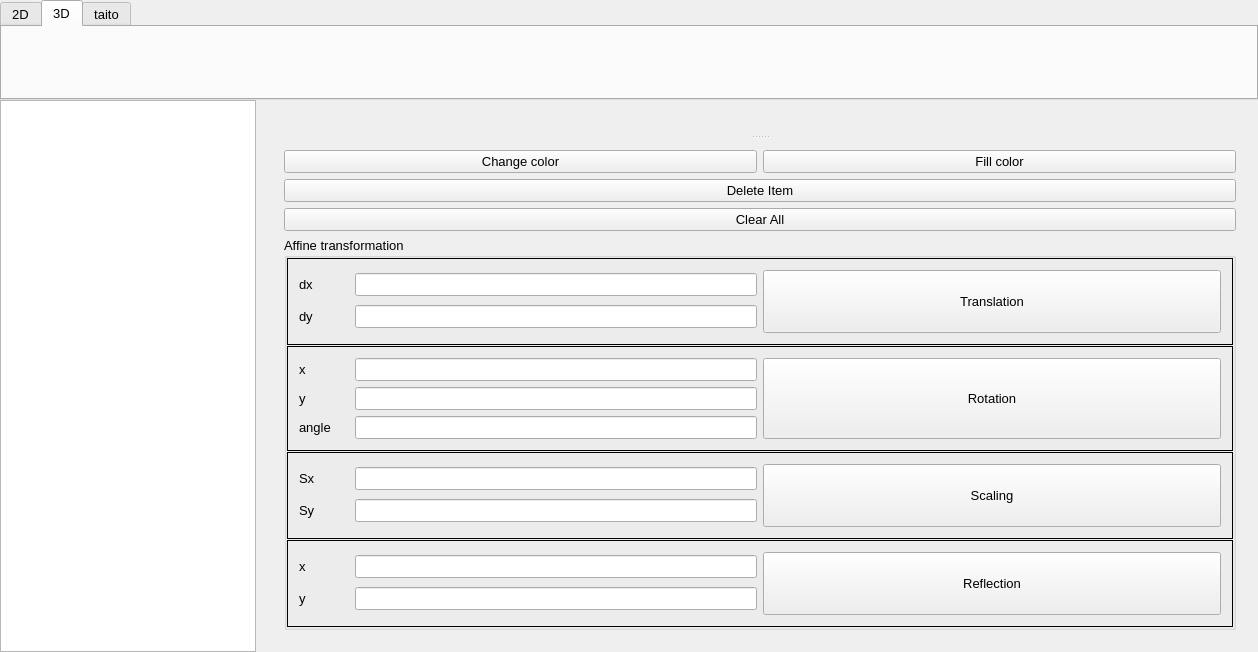
giahuyng98/computer-graphics, file window.ui: the form before one commit.
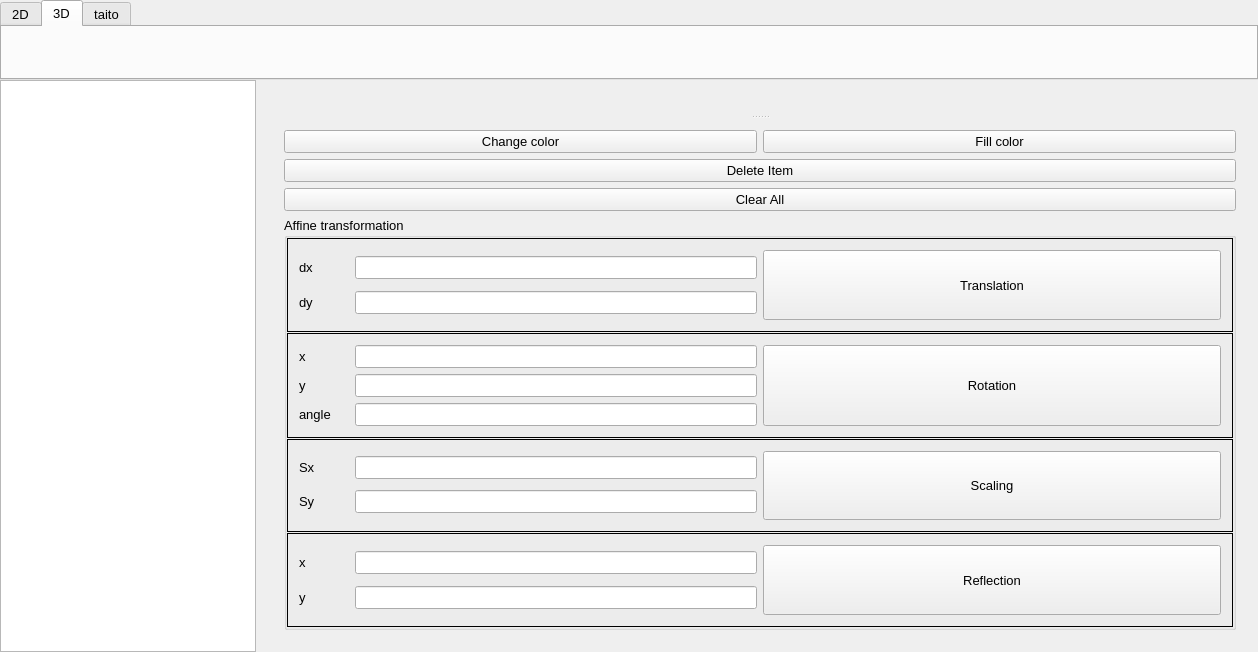
The form after the commit. The open tabs and pages were chosen to show the change.

Diff of the .ui file:
```diff
--- a/window.ui
+++ b/window.ui
@@ -56,7 +56,7 @@
     <item>
      <widget class="QTabWidget" name="tabWidget">
       <property name="sizePolicy">
-       <sizepolicy hsizetype="Preferred" vsizetype="Preferred">
+       <sizepolicy hsizetype="Minimum" vsizetype="Preferred">
         <horstretch>0</horstretch>
         <verstretch>0</verstretch>
        </sizepolicy>
@@ -64,7 +64,7 @@
       <property name="minimumSize">
        <size>
         <width>0</width>
-        <height>100</height>
+        <height>80</height>
        </size>
       </property>
       <property name="maximumSize">
@@ -255,6 +255,18 @@
        </layout>
       </widget>
       <widget class="QWidget" name="tab3D">
+       <property name="sizePolicy">
+        <sizepolicy hsizetype="Minimum" vsizetype="Minimum">
+         <horstretch>0</horstretch>
+         <verstretch>0</verstretch>
+        </sizepolicy>
+       </property>
+       <property name="maximumSize">
+        <size>
+         <width>0</width>
+         <height>0</height>
+        </size>
+       </property>
        <attribute name="title">
         <string>3D</string>
        </attribute>
```
Left out of the diff: 23 changed lines with no effect on the pictures.
